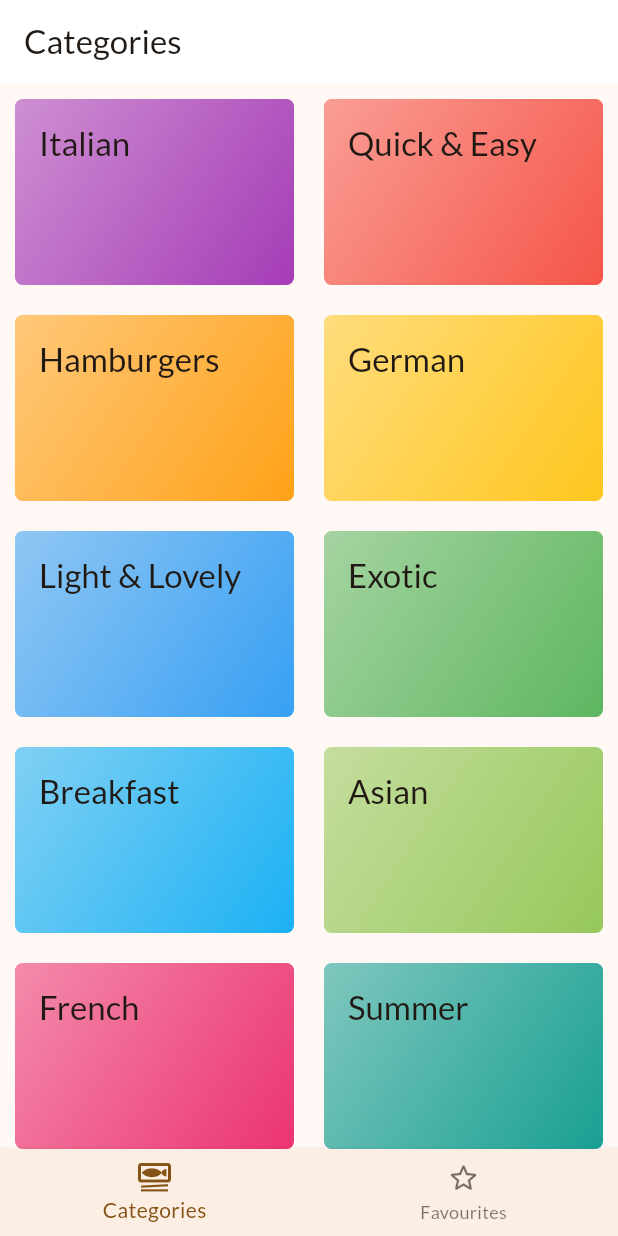
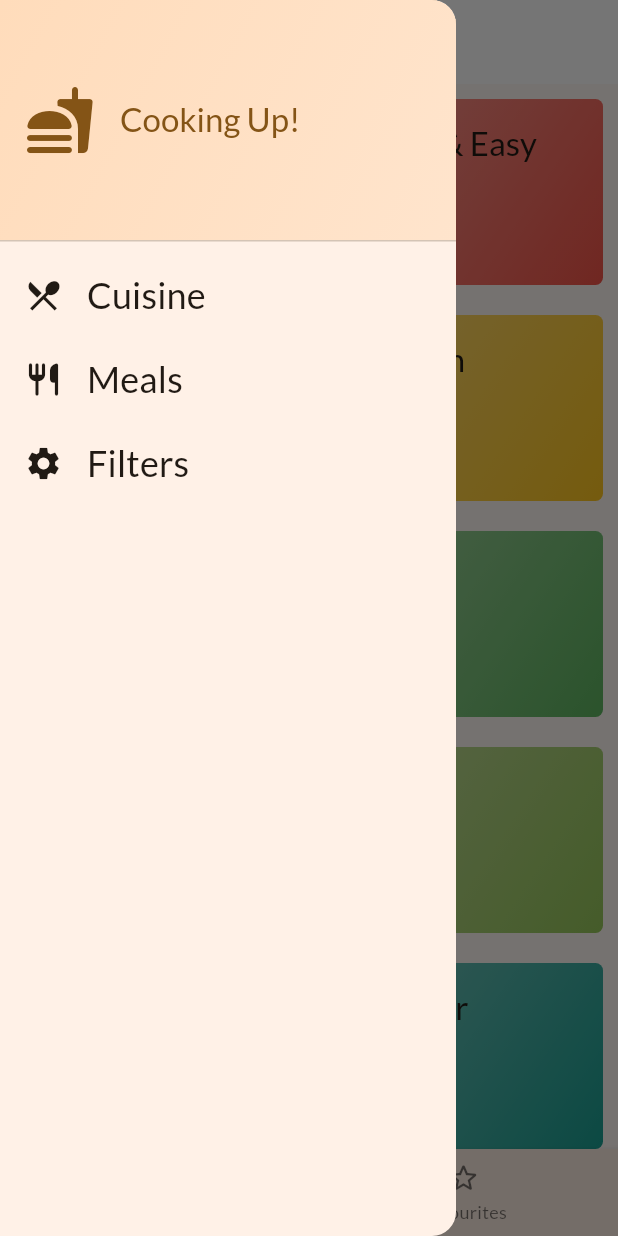
Before and after one commit to D0-xa/meals, a Flutter app: the screen it shows after launch, with the side drawer open (before the commit the screen has no drawer), on a phone screen of 412 x 824 dp. Run offline on Flutter 3.47's test engine with Material 3 defaults, Android fonts, the phone set to English and light mode, and no system bars; our stand-ins replace google_fonts, transparent_image.

Commit message:
Done adding app features

```diff
--- a/lib/main.dart
+++ b/lib/main.dart
@@ -3,11 +3,11 @@ import 'package:flutter/material.dart';
 import 'package:google_fonts/google_fonts.dart';
 import 'package:meals/screens/tabs.dart';
 
-final lightColorScheme = ColorScheme.fromSeed(
+final kColorScheme = ColorScheme.fromSeed(
   seedColor: const Color.fromARGB(255, 174, 108, 15),
 );
 
-final darkColorScheme = ColorScheme.fromSeed(
+final kDarkColorScheme = ColorScheme.fromSeed(
   brightness: Brightness.dark,
   seedColor: const Color.fromARGB(255, 131, 57, 0),
 );
@@ -25,17 +25,17 @@ class App extends StatelessWidget {
       debugShowCheckedModeBanner: false,
       theme: ThemeData(
         useMaterial3: true,
-        colorScheme: lightColorScheme,
+        colorScheme: kColorScheme,
         appBarTheme: const AppBarTheme().copyWith(
-          color: lightColorScheme.onSecondary,
+          color: kColorScheme.onSecondary,
         ),
         textTheme: GoogleFonts.latoTextTheme(),
       ),
       darkTheme: ThemeData(
         useMaterial3: true,
-        colorScheme: darkColorScheme,
+        colorScheme: kDarkColorScheme,
         appBarTheme: const AppBarTheme().copyWith(
-          color: darkColorScheme.onSecondary,
+          color: kDarkColorScheme.onSecondary,
         ),
         textTheme: GoogleFonts.latoTextTheme(),
       ),
--- a/lib/screens/categories.dart
+++ b/lib/screens/categories.dart
@@ -10,12 +10,14 @@ class CategoriesScreen extends StatelessWidget {
   const CategoriesScreen({
     super.key,
     required this.onToggleFavourite,
+    required this.availableMeals,
   });
 
   final void Function(Meal meal) onToggleFavourite;
+  final List<Meal> availableMeals;
 
   void _onSelectCategory(BuildContext context, Category category) {
-    final filteredMeals = dummyMeals
+    final filteredMeals = availableMeals
         .where((meal) => meal.categories.contains(category.id))
         .toList();
 
--- a/lib/screens/tabs.dart
+++ b/lib/screens/tabs.dart
@@ -1,8 +1,18 @@
 import 'package:flutter/material.dart';
 
 import 'package:meals/screens/categories.dart';
+import 'package:meals/screens/filters.dart';
 import 'package:meals/screens/meals.dart';
 import 'package:meals/models/meal.dart';
+import 'package:meals/widgets/main_drawer.dart';
+import 'package:meals/data/dummy_data.dart';
+
+const kInitialFilters = {
+  Filter.glutenFree: false,
+  Filter.lactoseFree: false,
+  Filter.vegetarian: false,
+  Filter.vegan: false,
+};
 
 class TabsScreen extends StatefulWidget {
   const TabsScreen({super.key});
@@ -14,6 +24,8 @@ class TabsScreen extends StatefulWidget {
 class _TabsScreenState extends State<TabsScreen> {
   int _selectedPageIndex = 0;
   final List<Meal> _favouriteMeals = [];
+  Map<Filter, bool> _selectedFilters = kInitialFilters;
+  var _selectedMeals = dummyMeals;
 
   void _showInfoMessage(String message) {
     ScaffoldMessenger.of(context).clearSnackBars();
@@ -52,10 +64,58 @@ class _TabsScreenState extends State<TabsScreen> {
     });
   }
 
+  void _setScreen(String identifier) async {
+    Navigator.of(context).pop();
+
+    if (identifier == 'Filters') {
+      final result = await Navigator.of(context).push<Map<Filter, bool>>(
+        MaterialPageRoute(
+          builder: (ctx) => FiltersScreen(
+            onToggleFavourite: _toggleMealFavouriteStatus,
+            currentFilters: _selectedFilters,
+            availableMeals: _selectedMeals,
+          ),
+        ),
+      );
+
+      setState(() {
+        _selectedFilters = result ?? kInitialFilters;
+      });
+    } else if (identifier == 'Meals') {
+      Navigator.of(context).push(
+        MaterialPageRoute(
+          builder: (ctx) => MealsScreen(
+            title: 'Meals',
+            meals: _selectedMeals,
+            onToggleFavourite: _toggleMealFavouriteStatus,
+          ),
+        ),
+      );
+    }
+  }
+
   @override
   Widget build(BuildContext context) {
+    final availableMeals = dummyMeals.where((meal) {
+      if (_selectedFilters[Filter.glutenFree]! && !meal.isGlutenFree) {
+        return false;
+      }
+      if (_selectedFilters[Filter.lactoseFree]! && !meal.isLactoseFree) {
+        return false;
+      }
+      if (_selectedFilters[Filter.vegetarian]! && !meal.isVegetarian) {
+        return false;
+      }
+      if (_selectedFilters[Filter.vegan]! && !meal.isVegan) {
+        return false;
+      }
+      return true;
+    }).toList();
+    _selectedMeals = availableMeals;
+
     Widget activePage = CategoriesScreen(
       onToggleFavourite: _toggleMealFavouriteStatus,
+      availableMeals: availableMeals,
     );
     String activePageTitle = 'Categories';
 
@@ -71,6 +131,7 @@ class _TabsScreenState extends State<TabsScreen> {
       appBar: AppBar(
         title: Text(activePageTitle),
       ),
+      drawer: MainDrawer(onSelectMenu: _setScreen),
       body: activePage,
       bottomNavigationBar: BottomNavigationBar(
         onTap: _selectPage,
--- /dev/null
+++ b/lib/widgets/main_drawer.dart
@@ -0,0 +1,105 @@
+import 'package:flutter/material.dart';
+
+class MainDrawer extends StatelessWidget {
+  const MainDrawer({
+    super.key,
+    required this.onSelectMenu,
+  });
+
+  final void Function(String identifier) onSelectMenu;
+
+  @override
+  Widget build(BuildContext context) {
+    return Drawer(
+      child: Column(
+        children: [
+          DrawerHeader(
+            padding: const EdgeInsets.all(16),
+            decoration: BoxDecoration(
+              gradient: LinearGradient(
+                colors: [
+                  Theme.of(context).colorScheme.primaryContainer,
+                  Theme.of(context)
+                      .colorScheme
+                      .primaryContainer
+                      .withOpacity(0.6),
+                ],
+                begin: Alignment.topLeft,
+                end: Alignment.bottomRight,
+              ),
+            ),
+            child: Row(
+              children: [
+                Icon(
+                  Icons.fastfood_rounded,
+                  size: 48,
+                  color: Theme.of(context).colorScheme.primary,
+                ),
+                const SizedBox(
+                  width: 16,
+                ),
+                Text(
+                  'Cooking Up!',
+                  style: Theme.of(context).textTheme.titleLarge!.copyWith(
+                        color: Theme.of(context).colorScheme.primary,
+                      ),
+                ),
+              ],
+            ),
+          ),
+          ListTile(
+            leading: Icon(
+              Icons.restaurant_menu,
+              size: 26,
+              color: Theme.of(context).colorScheme.onSurface,
+            ),
+            title: Text(
+              'Cuisine',
+              style: Theme.of(context).textTheme.titleSmall!.copyWith(
+                    color: Theme.of(context).colorScheme.onSurface,
+                    fontSize: 24,
+                  ),
+            ),
+            onTap: () {
+              onSelectMenu('Cuisine');
+            },
+          ),
+          ListTile(
+            leading: Icon(
+              Icons.restaurant_rounded,
+              size: 26,
+              color: Theme.of(context).colorScheme.onSurface,
+            ),
+            title: Text(
+              'Meals',
+              style: Theme.of(context).textTheme.titleSmall!.copyWith(
+                    color: Theme.of(context).colorScheme.onSurface,
+                    fontSize: 24,
+                  ),
+            ),
+            onTap: () {
+              onSelectMenu('Meals');
+            },
+          ),
+          ListTile(
+            leading: Icon(
+              Icons.settings,
+              size: 26,
+              color: Theme.of(context).colorScheme.onSurface,
+            ),
+            title: Text(
+              'Filters',
+              style: Theme.of(context).textTheme.titleSmall!.copyWith(
+                    color: Theme.of(context).colorScheme.onSurface,
+                    fontSize: 24,
+                  ),
+            ),
+            onTap: () {
+              onSelectMenu('Filters');
+            },
+          ),
+        ],
+      ),
+    );
+  }
+}
```
Also changed, not shown: lib/screens/filters.dart (added, +142 -0 lines), lib/widgets/switches.dart (added, +41 -0 lines), 2 other files.
